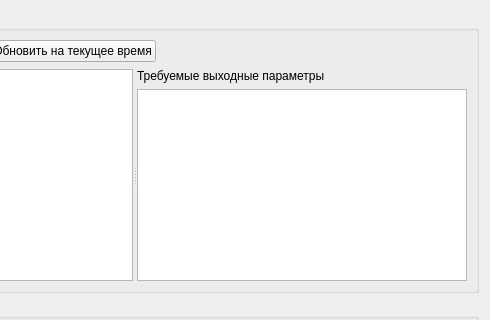
Before: the Qt Designer form formsump.ui in Sergeyego/el_glass, drawn with Qt 5; both pictures show x 221 to 711 and y 0 to 320 of the 711 by 595 pixel window.
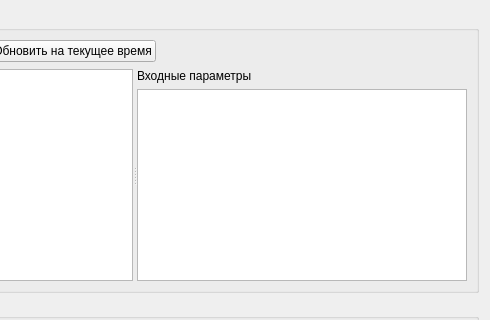
After: the same form once the commit is applied. Custom widgets are drawn as their Qt base class.

Diff of the .ui file:
```diff
--- a/formsump.ui
+++ b/formsump.ui
@@ -81,7 +81,7 @@
           <item>
            <widget class="QLabel" name="labelStat">
             <property name="text">
-             <string>Требуемые выходные параметры</string>
+             <string>Входные параметры</string>
             </property>
            </widget>
           </item>
```
